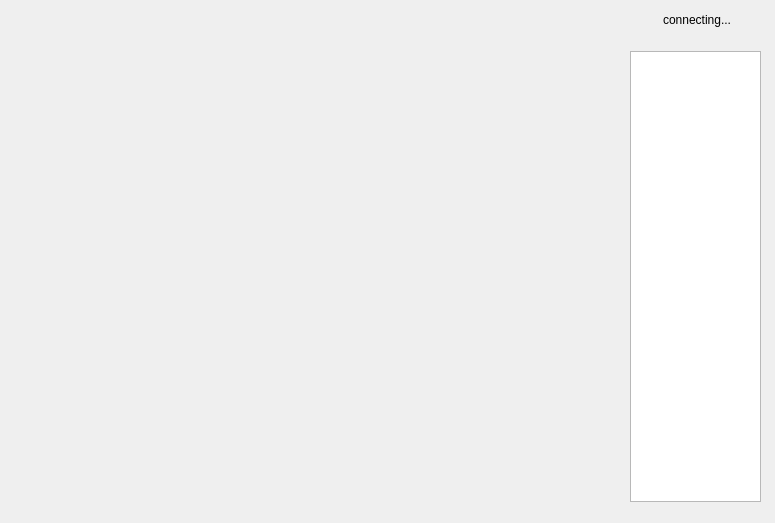
Before: the Qt Designer form mainwidget.ui in alphajc/gobang-client, drawn with Qt 5.
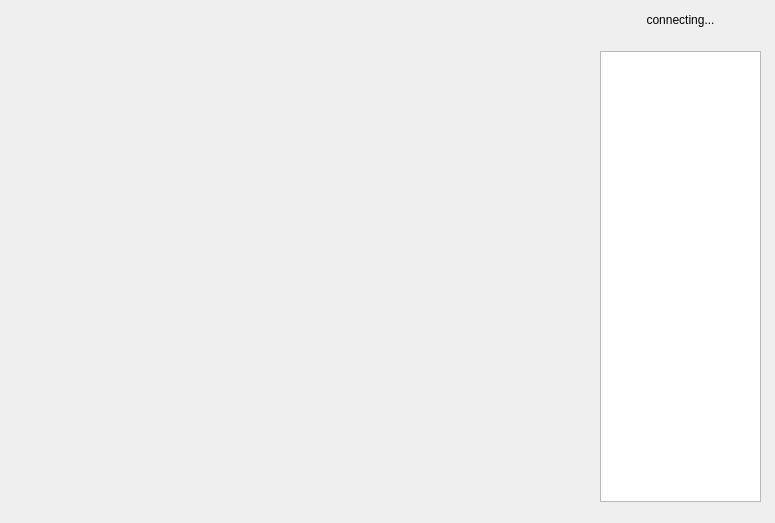
After: the same form once the commit is applied.

The edit to the form file:
```diff
--- a/mainwidget.ui
+++ b/mainwidget.ui
@@ -16,22 +16,25 @@
   <widget class="QLabel" name="labelConnectStatus">
    <property name="geometry">
     <rect>
-     <x>663</x>
+     <x>630</x>
      <y>10</y>
-     <width>81</width>
+     <width>101</width>
      <height>20</height>
     </rect>
    </property>
    <property name="text">
     <string>connecting...</string>
    </property>
+   <property name="alignment">
+    <set>Qt::AlignCenter</set>
+   </property>
   </widget>
   <widget class="QListWidget" name="listPlayers">
    <property name="geometry">
     <rect>
-     <x>630</x>
+     <x>600</x>
      <y>51</y>
-     <width>131</width>
+     <width>161</width>
      <height>451</height>
     </rect>
    </property>
@@ -41,7 +44,7 @@
     <rect>
      <x>30</x>
      <y>10</y>
-     <width>161</width>
+     <width>261</width>
      <height>20</height>
     </rect>
    </property>
```
